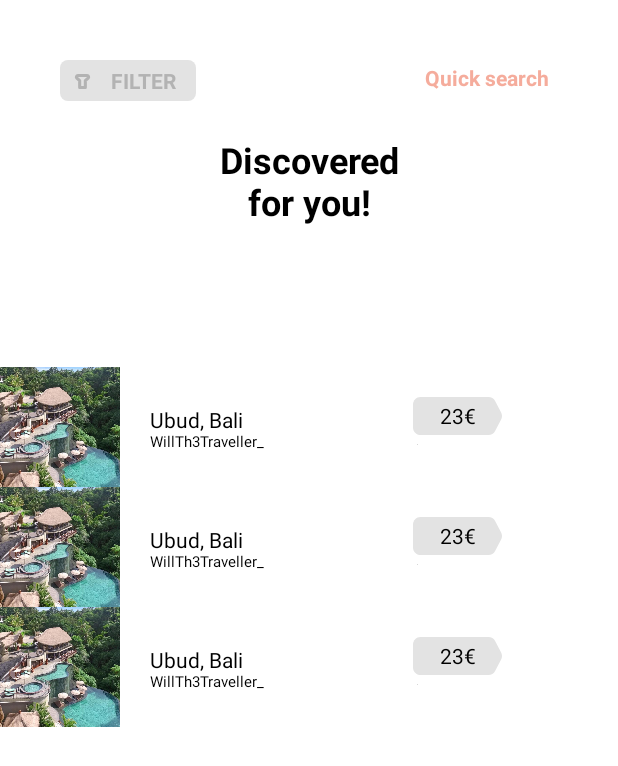
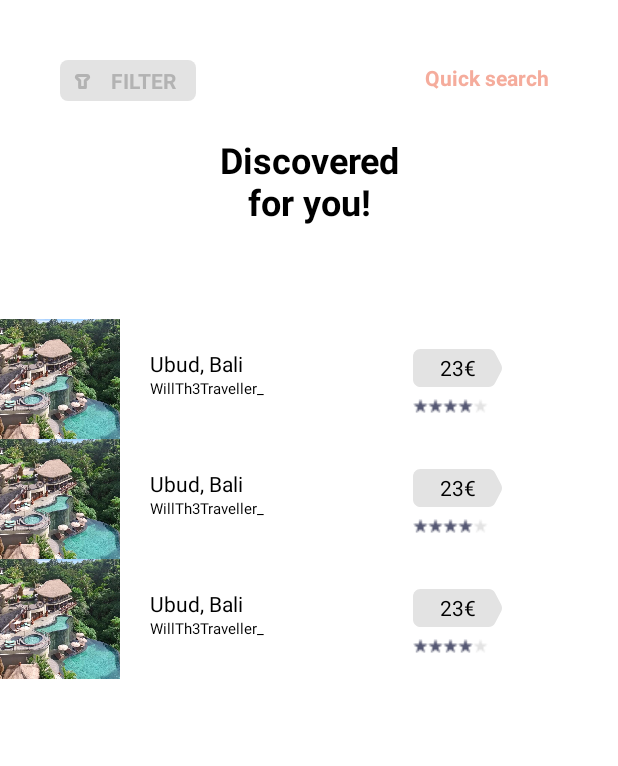
Before and after one commit to Fiiliip/Tripli-Kotlin, an Android app: the layout fragment_home.xml on its own in the app's theme, with its tools: preview values and no code run, on a phone screen of 412 x 824 dp. Shown: the top 766 px of the screen. Run offline under Robolectric (Android 15) with nearby library versions, the phone set to English and light mode, and no system bars.

Commit message:
Itineraries in home page are loading from json.
+ finished rating bar

```diff
--- a/app/src/main/java/com/fiiliip/tripli/ItineraryItem.kt
+++ b/app/src/main/java/com/fiiliip/tripli/ItineraryItem.kt
@@ -1,10 +1,11 @@
 package com.fiiliip.tripli
 
-import android.media.Image
+import com.google.gson.annotations.SerializedName
 
 data class ItineraryItem(
-    val imageUri: String,
+    val image: String,
     val title: String,
+    @field:SerializedName("author_nickname")
     val authorNickname: String,
     val price: Double,
     val rating: Float
--- /dev/null
+++ b/app/src/main/res/drawable/custom_rating_bar.xml
@@ -0,0 +1,9 @@
+<?xml version="1.0" encoding="utf-8"?>
+<layer-list xmlns:android="http://schemas.android.com/apk/res/android">
+    <item android:id="@android:id/background"
+        android:drawable="@drawable/star_empty" />
+    <item android:id="@android:id/secondaryProgress"
+        android:drawable="@drawable/star_empty" />
+    <item android:id="@android:id/progress"
+        android:drawable="@drawable/star_filled" />
+</layer-list>
--- a/app/src/main/res/layout/activity_main.xml
+++ b/app/src/main/res/layout/activity_main.xml
@@ -6,4 +6,10 @@
     android:layout_height="match_parent"
     tools:context=".MainActivity">
 
+    <FrameLayout
+        android:id="@+id/fragment_container"
+        android:layout_width="match_parent"
+        android:layout_height="match_parent" />
+
+
 </androidx.constraintlayout.widget.ConstraintLayout>
--- a/app/src/main/res/layout/fragment_home.xml
+++ b/app/src/main/res/layout/fragment_home.xml
@@ -56,9 +56,11 @@
             android:id="@+id/home_itinerary_list"
             android:layout_width="0dp"
             android:layout_height="579dp"
+            android:layout_marginTop="30dp"
             app:layout_constraintBottom_toBottomOf="parent"
             app:layout_constraintEnd_toEndOf="parent"
             app:layout_constraintStart_toStartOf="parent"
+            app:layout_constraintTop_toBottomOf="@+id/home_header_text"
             tools:listitem="@layout/itinerary_item" />
 
     </androidx.constraintlayout.widget.ConstraintLayout>
--- a/app/src/main/res/layout/itinerary_item.xml
+++ b/app/src/main/res/layout/itinerary_item.xml
@@ -17,13 +17,12 @@
     <TextView
         android:id="@+id/itinerary_item_title"
         android:layout_width="150dp"
-        android:layout_height="17dp"
+        android:layout_height="wrap_content"
         android:layout_marginStart="20dp"
-        android:layout_marginTop="25dp"
         android:text="Ubud, Bali"
         android:textColor="@android:color/black"
         app:layout_constraintStart_toEndOf="@+id/itinerary_item_image"
-        app:layout_constraintTop_toTopOf="parent"
+        app:layout_constraintTop_toTopOf="@+id/include"
         tools:text="Ubud, Bali" />
 
     <TextView
@@ -31,12 +30,11 @@
         android:layout_width="150dp"
         android:layout_height="12dp"
         android:layout_marginStart="20dp"
-        android:layout_marginBottom="25dp"
         android:text="Author Nickname"
         android:textColor="@android:color/black"
         android:textSize="10sp"
-        app:layout_constraintBottom_toBottomOf="parent"
         app:layout_constraintStart_toEndOf="@+id/itinerary_item_image"
+        app:layout_constraintTop_toBottomOf="@+id/itinerary_item_title"
         tools:text="WillTh3Traveller_" />
 
     <include
@@ -49,19 +47,19 @@
         app:layout_constraintEnd_toEndOf="parent"
         app:layout_constraintTop_toTopOf="parent" />
 
+
     <RatingBar
-        android:id="@+id/itinerary_item_rating"
-        android:layout_width="58dp"
+        android:id="@+id/itinerary_item_rating_bar"
+        style="@style/CustomRatingBar"
+        android:layout_width="wrap_content"
         android:layout_height="10dp"
-        android:layout_marginTop="5dp"
-        android:layout_marginEnd="21dp"
+        android:layout_marginTop="8dp"
         android:isIndicator="true"
-        android:max="5"
-        android:scaleX=".1"
-        android:scaleY=".1"
-        android:transformPivotX="0dp"
-        android:transformPivotY="0dp"
-        app:layout_constraintEnd_toEndOf="parent"
+        android:numStars="5"
+        android:rating="4"
+        android:stepSize="0.5"
+        app:layout_constraintStart_toStartOf="@+id/include"
         app:layout_constraintTop_toBottomOf="@+id/include" />
 
+
 </androidx.constraintlayout.widget.ConstraintLayout>
--- /dev/null
+++ b/app/src/main/res/values/styles.xml
@@ -0,0 +1,8 @@
+<?xml version="1.0" encoding="utf-8"?>
+<resources>
+    <style name="CustomRatingBar" parent="@android:style/Widget.RatingBar">
+        <item name="android:progressDrawable">@drawable/custom_rating_bar</item>
+        <item name="android:minHeight">30dp</item>
+        <item name="android:maxHeight">50dp</item>
+    </style>
+</resources>
```
Also changed, not shown: app/src/main/assets/mock/itineraries.json (+8 -8 lines), app/src/main/java/com/fiiliip/tripli/HomeFragment.kt (+18 -12 lines), app/src/main/java/com/fiiliip/tripli/MainActivity.kt (+7 -1 lines), app/src/main/java/com/fiiliip/tripli/adapter/ItineraryItemAdapter.kt (+32 -16 lines), app/src/main/assets/mock/itinerary/assets/images/bali.jpg (added), app/src/main/res/drawable/star_empty.png (added), app/src/main/res/drawable/star_filled.png (added).
